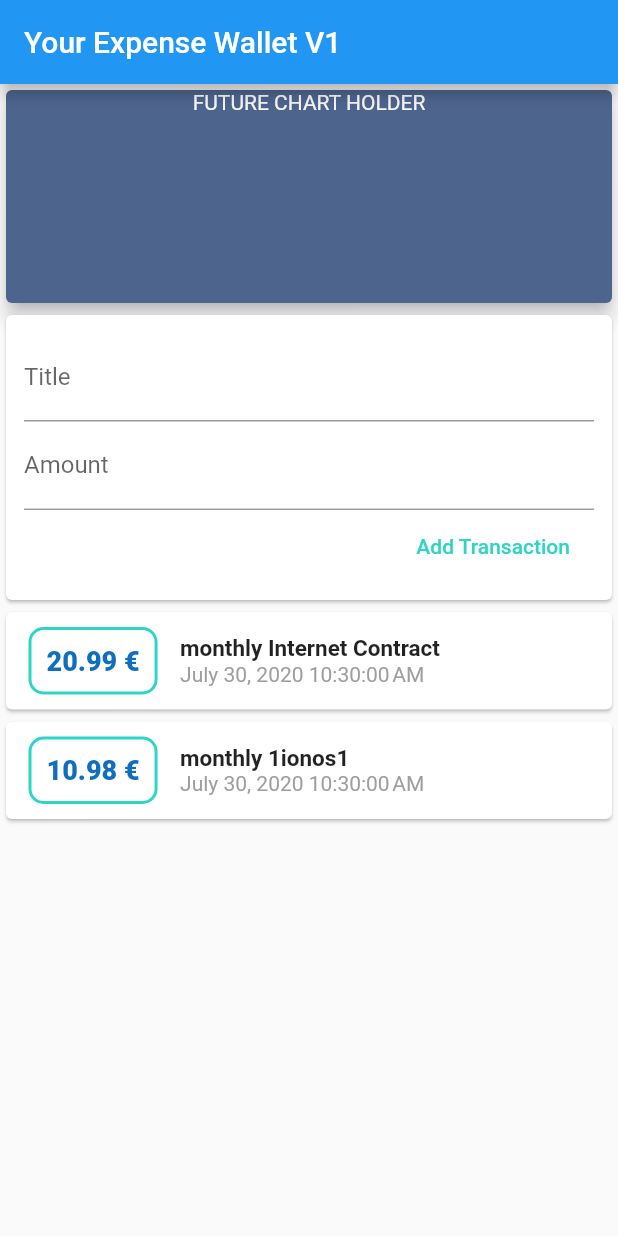
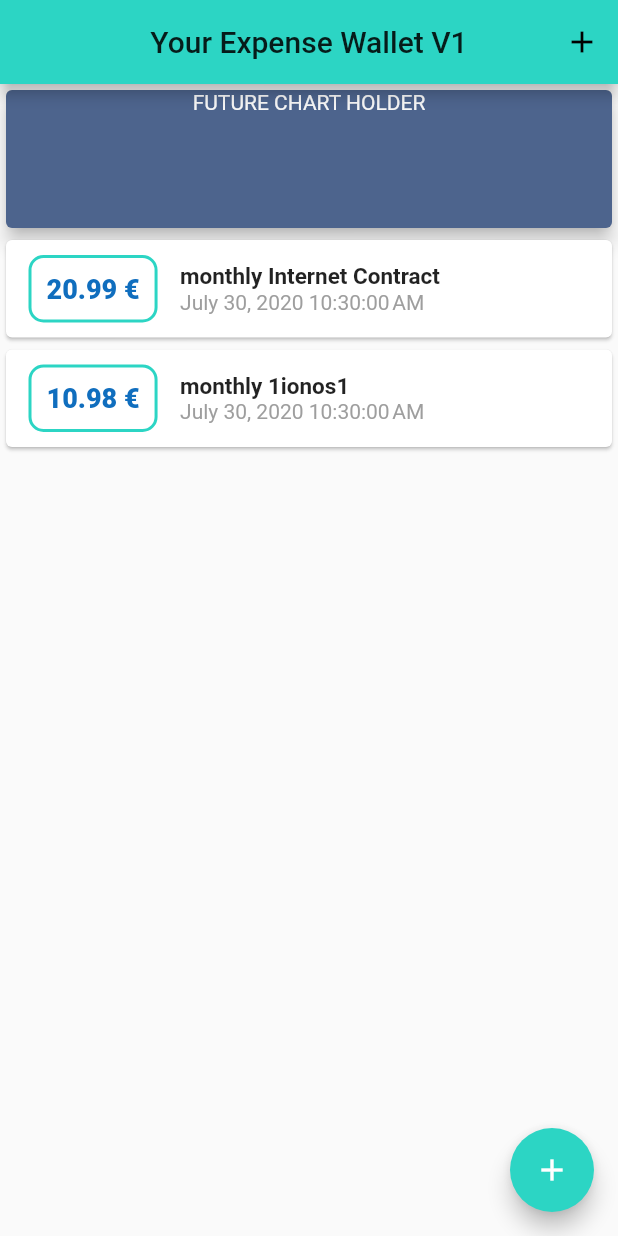
Before and after one commit to mskeegan01/ExpenseWallet_V1, a Flutter app: the screen it shows after launch, on a phone screen of 412 x 824 dp. Run offline on Flutter 3.47's test engine with Material 2 defaults, Android fonts, the phone set to English and light mode, and no system bars.

Commit message:
Second Update

```diff
--- a/lib/main.dart
+++ b/lib/main.dart
@@ -1,26 +1,89 @@
-import 'package:expense_app/widgets/user_tx.dart';
+import 'package:expense_app/widgets/new_tx.dart';
 import 'package:flutter/material.dart';
 import './styles.dart';
-// import './widgets/tx_list.dart';
+import './widgets/tx_list.dart';
+import './widgets/new_tx.dart';
+import './models/transaction.dart';
 
 void main() => runApp(MyApp());
 
 class MyApp extends StatelessWidget {
   @override
   Widget build(BuildContext context) {
-    return MaterialApp(
-      title: ('ExpenseWallet V1'),
+    var materialApp = MaterialApp(
+      theme: ThemeData(primaryColor: txGreen),
+      debugShowCheckedModeBanner: false,
+      title: 'ExpenseWallet V1',
       home: MyHomePage(),
     );
+    return materialApp;
   }
 }
 
-class MyHomePage extends StatelessWidget {
+class MyHomePage extends StatefulWidget {
+  @override
+  _MyHomePageState createState() => _MyHomePageState();
+}
+
+class _MyHomePageState extends State<MyHomePage> {
+  // get txContext => null;
+
+  final List<Transaction> _userTransactions = [
+    Transaction(
+      id: "t1",
+      title: "monthly Internet Contract",
+      amount: 20.99,
+      date: DateTime.now(),
+    ),
+    Transaction(
+      id: "t2",
+      title: "monthly 1ionos1",
+      amount: 10.98,
+      date: DateTime.now(),
+    ),
+  ];
+  // private Transaction class
+  void _addNewTx(String txTitle, double txAmount) {
+    final newTx = Transaction(
+      title: txTitle,
+      amount: txAmount,
+      date: DateTime.now(),
+      id: DateTime.now().toString(),
+    );
+
+    setState(() {
+      // interact with pointer in object of private _userTransactions
+      _userTransactions.add(newTx);
+    });
+  }
+
+// part private state class _
+  void _startAddNewTx(BuildContext txContext) {
+    showModalBottomSheet(
+      context: txContext,
+      builder: (_) {
+        return NewTx(_addNewTx);
+      },
+    );
+  }
+
   @override
   Widget build(BuildContext context) {
+    final bool showFActionButton =
+        MediaQuery.of(context).viewInsets.bottom == 0.0;
     return Scaffold(
       appBar: AppBar(
-        title: Text('Your Expense Wallet V1'),
+        centerTitle: true,
+        title: Text(
+          'Your Expense Wallet V1',
+          // style: TextStyle(fontFamily: "Raleway"),
+        ),
+        actions: <Widget>[
+          IconButton(
+            icon: Icon(Icons.add),
+            onPressed: () => _startAddNewTx(context),
+          )
+        ],
       ),
       body: SingleChildScrollView(
         child: Column(
@@ -28,7 +91,7 @@ class MyHomePage extends StatelessWidget {
           crossAxisAlignment: CrossAxisAlignment.stretch,
           children: <Widget>[
             Container(
-              height: 150,
+              height: 100,
               width: 150,
               child: Card(
                 color: themeColor,
@@ -40,9 +103,15 @@ class MyHomePage extends StatelessWidget {
                 elevation: 5, // drop shadow
               ),
             ),
-            UserTX(),
+            TxList(_userTransactions),
           ],
         ),
+      ),
+      // floatingActionButtonLocation: FloatingActionButtonLocation.centerFloat,
+      floatingActionButton: FloatingActionButton(
+        backgroundColor: txGreen,
+        child: showFActionButton ? Icon(Icons.add) : null,
+        onPressed: () => _startAddNewTx(context),
       ),
     );
   }
--- a/lib/styles.dart
+++ b/lib/styles.dart
@@ -5,3 +5,7 @@ var greyWhite = Color(0xFFF7F7F7);
 var lightBlue = Color(0xFF71afe5);
 var oceanBlue = Color(0xFF106ebe);
 var txGreen = Color(0xFF2CD5C4);
+
+// const appTitleFont = TextStyle(
+//   fontFamily: "Raleway",
+// );
--- a/lib/widgets/tx_list.dart
+++ b/lib/widgets/tx_list.dart
@@ -14,9 +14,9 @@ class TxList extends StatelessWidget {
   Widget build(BuildContext context) {
     return Container(
       height: 300, // height wrapper for ListView - prevent infinite height
-      child: ListView(
-        // tx -> transactions for map function
-        children: transactions.map((tx) {
+      // not good for memory maintaining with ListView, but ListViewb.builder() supports
+      child: ListView.builder(
+        itemBuilder: (txContext, index) {
           return Card(
             child: Row(
               children: <Widget>[
@@ -35,7 +35,8 @@ class TxList extends StatelessWidget {
                   padding: EdgeInsets.all(10),
                   // call double toString
                   child: Text(
-                    "${tx.amount} €", //+ tx.amount.toString(), Dollar = \$
+                    // fix to max 2 decimal places
+                    "${transactions[index].amount.toStringAsFixed(2)} €", //+ tx.amount.toString(), Dollar = \$
                     style: TextStyle(
                       fontSize: 18,
                       fontWeight: FontWeight.w800,
@@ -47,12 +48,12 @@ class TxList extends StatelessWidget {
                   crossAxisAlignment: CrossAxisAlignment.start,
                   children: <Widget>[
                     Text(
-                      tx.title,
+                      transactions[index].title,
                       style:
                           TextStyle(fontSize: 15, fontWeight: FontWeight.w600),
                     ),
                     Text(
-                      DateFormat().format(tx.date),
+                      DateFormat().format(transactions[index].date),
                       style: TextStyle(
                         color: Colors.grey,
                       ),
@@ -62,7 +63,10 @@ class TxList extends StatelessWidget {
               ],
             ),
           );
-        }).toList(),
+        },
+        itemCount: transactions.length,
+        // tx -> transactions for map function
+        // children: transactions.map((transactions) {}).toList(),
       ),
     );
   }
--- a/lib/widgets/user_tx.dart
+++ /dev/null
@@ -1,49 +0,0 @@
-import 'package:flutter/material.dart';
-import 'package:expense_app/widgets/new_tx.dart';
-import 'package:expense_app/widgets/tx_list.dart';
-import '../models/transaction.dart';
-
-class UserTX extends StatefulWidget {
-  @override
-  _UserTXState createState() => _UserTXState();
-}
-
-class _UserTXState extends State<UserTX> {
-  final List<Transaction> _userTransactions = [
-    Transaction(
-      id: "t1",
-      title: "monthly Internet Contract",
-      amount: 20.99,
-      date: DateTime.now(),
-    ),
-    Transaction(
-      id: "t2",
-      title: "monthly 1ionos1",
-      amount: 10.98,
-      date: DateTime.now(),
-    ),
-  ];
-  // private Transaction class
-  void _addNewTX(String txTitle, double txAmount) {
-    final newTx = Transaction(
-      title: txTitle,
-      amount: txAmount,
-      date: DateTime.now(),
-      id: DateTime.now().toString(),
-    );
-
-    setState(() {
-      // interact with pointer in object of private _userTransactions
-      _userTransactions.add(newTx);
-    });
-  }
-
-  @override
-  Widget build(BuildContext context) {
-    return Column(children: <Widget>[
-      // Input Area for Chart
-      NewTx(_addNewTX), // pointer to new_tx.dart
-      TxList(_userTransactions),
-    ]);
-  }
-}
```
Also changed, not shown: lib/widgets/new_tx.dart (+33 -10 lines), pubspec.lock, 1 other file.
